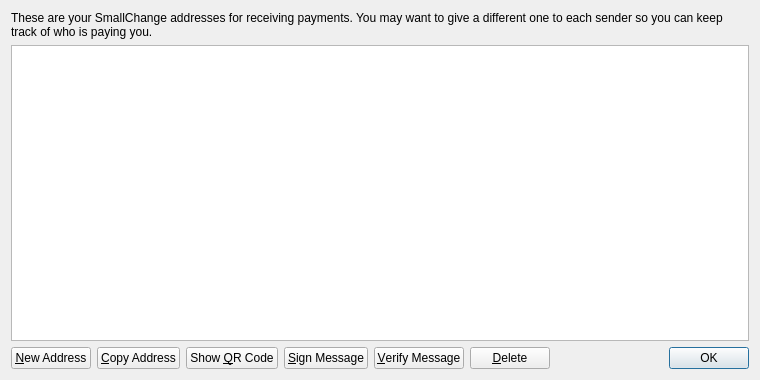
First picture: the form in src/qt/forms/addressbookpage.ui, repository marihuana66/marihuanacoin, before the edit.
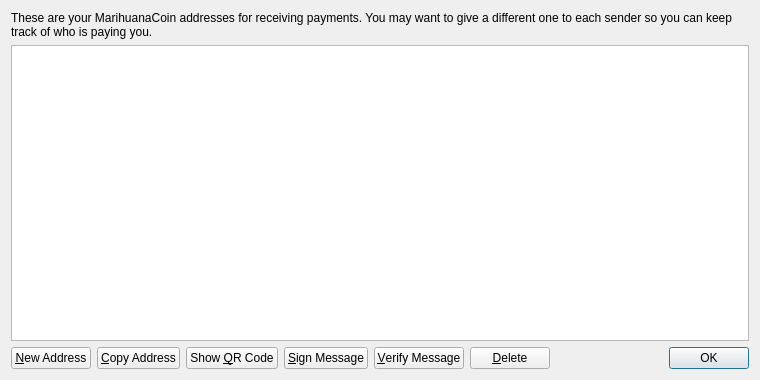
Second picture: the form after the edit. Icons and pictures are not drawn.

```diff
--- a/src/qt/forms/addressbookpage.ui
+++ b/src/qt/forms/addressbookpage.ui
@@ -17,7 +17,7 @@
    <item>
     <widget class="QLabel" name="labelExplanation">
      <property name="text">
-      <string>These are your SmallChange addresses for receiving payments. You may want to give a different one to each sender so you can keep track of who is paying you.</string>
+      <string>These are your MarihuanaCoin addresses for receiving payments. You may want to give a different one to each sender so you can keep track of who is paying you.</string>
      </property>
      <property name="textFormat">
       <enum>Qt::PlainText</enum>
```
